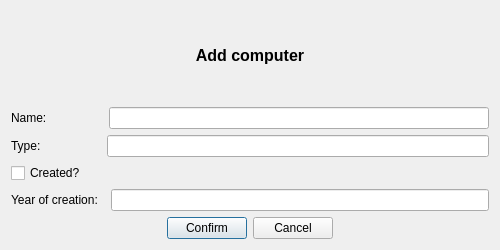
Before: the Qt Designer form Vika3nytt/dialogaddcom.ui in sabbisun/Vika3nytt, drawn with Qt 5.
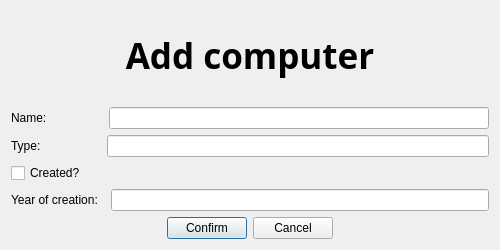
After: the same form once the commit is applied.

Patch:
```diff
--- a/Vika3nytt/dialogaddcom.ui
+++ b/Vika3nytt/dialogaddcom.ui
@@ -16,8 +16,17 @@
   <layout class="QVBoxLayout" name="verticalLayout_2">
    <item>
     <widget class="QLabel" name="label_addCom">
+     <property name="font">
+      <font>
+       <family>Alien Encounters</family>
+       <pointsize>36</pointsize>
+       <weight>75</weight>
+       <italic>false</italic>
+       <bold>true</bold>
+      </font>
+     </property>
      <property name="text">
-      <string>&lt;html&gt;&lt;head/&gt;&lt;body&gt;&lt;p&gt;&lt;span style=&quot; font-size:12pt; font-weight:600;&quot;&gt;Add computer&lt;/span&gt;&lt;/p&gt;&lt;/body&gt;&lt;/html&gt;</string>
+      <string>&lt;html&gt;&lt;head/&gt;&lt;body&gt;&lt;p&gt;&lt;span style=&quot; font-size:26pt;&quot;&gt;Add computer&lt;/span&gt;&lt;/p&gt;&lt;/body&gt;&lt;/html&gt;</string>
      </property>
      <property name="textFormat">
       <enum>Qt::RichText</enum>
```
